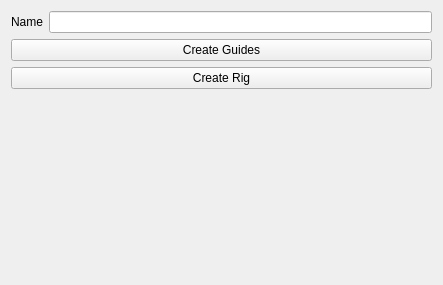
The window that mf_autoRig/UI/modulePage.ui (Phantom138/MF_AutoRig) describes before a commit, drawn with Qt 5.
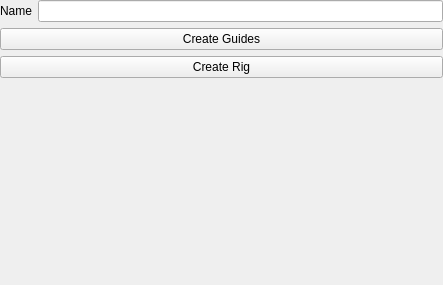
The same window after the commit.

Commit message: dynamically create module page from modulePage template

Diff of the .ui file:
```diff
--- a/mf_autoRig/UI/modulePage.ui
+++ b/mf_autoRig/UI/modulePage.ui
@@ -14,6 +14,18 @@
    <string>Form</string>
   </property>
   <layout class="QVBoxLayout" name="verticalLayout">
+   <property name="leftMargin">
+    <number>0</number>
+   </property>
+   <property name="topMargin">
+    <number>0</number>
+   </property>
+   <property name="rightMargin">
+    <number>0</number>
+   </property>
+   <property name="bottomMargin">
+    <number>0</number>
+   </property>
    <item>
     <layout class="QHBoxLayout" name="horizontalLayout">
      <item>
```
Left out of the diff: 6 changed lines with no effect on the pictures. The commit also changes 3 other files.
